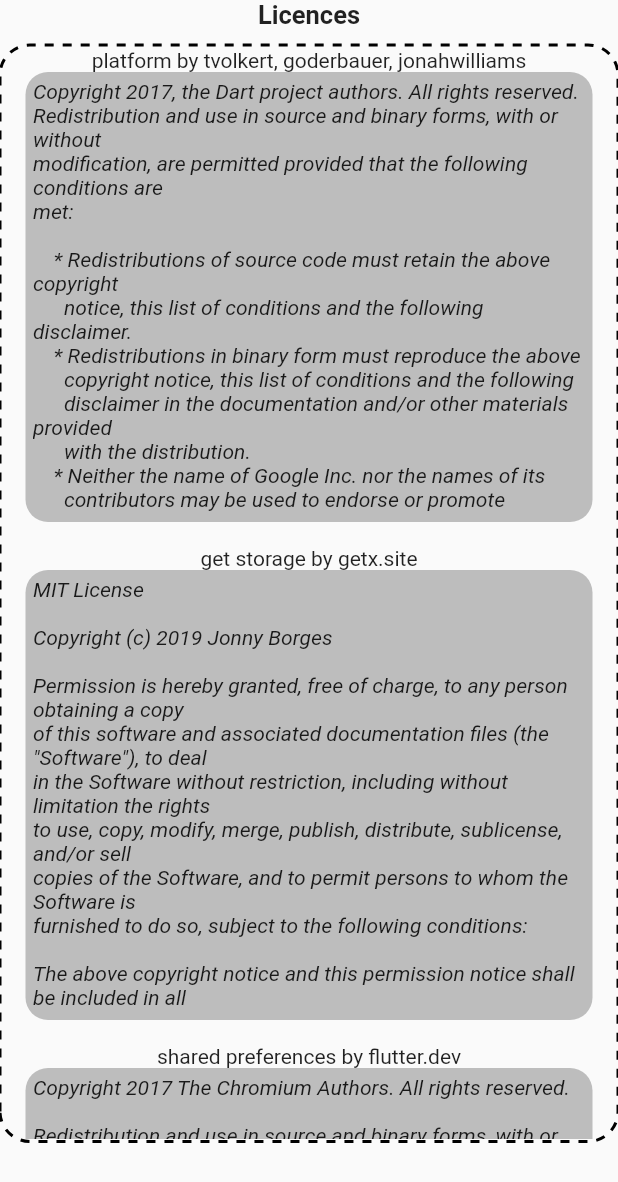
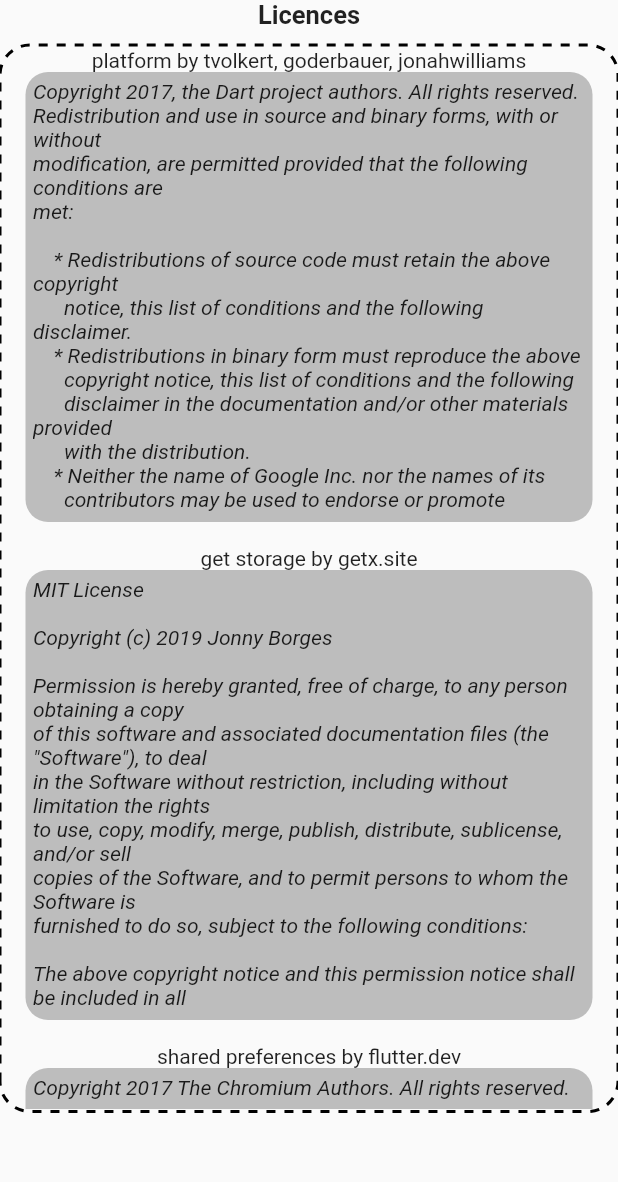
Before and after one commit to Lin2D2/Get_Table_App, a Flutter app: the AboutSection widget shown alone on an empty page, opened directly, on a phone screen of 412 x 824 dp. Shown: the top 1182 px of the screen. Run offline on Flutter 3.47's test engine with Material 2 defaults, Android fonts, the phone set to English and light mode, and no system bars; drawn by our look-alikes of dotted_border; our stand-ins replace get_storage, page_transition, platform, toggle_switch; missing offline and left inert: drawer_swipe; accounts and stored records are empty; statements that could not run were skipped.

Commit message:
smaller scaling changes for web and mobile

```diff
--- a/lib/sites/about.dart
+++ b/lib/sites/about.dart
@@ -6,7 +6,7 @@
   @override
   Widget build(BuildContext context) {
     return Container(
-      height: MediaQuery.of(context).size.height - 60,
+      height: MediaQuery.of(context).size.height - 80,
       child: Column(
         children: [
           Center(
@@ -28,7 +28,7 @@
               //       color: Colors.grey[400], width: 2, style: BorderStyle.solid),
               //   borderRadius: BorderRadius.all(Radius.circular(20)),
               // ),
-              height: MediaQuery.of(context).size.height - 97,
+              height: MediaQuery.of(context).size.height - 117,
               child: ListView(
                 children: [
                   AboutLicenceListTile(
```
Also changed, not shown: lib/sites/settings.dart (+4 -4 lines).
